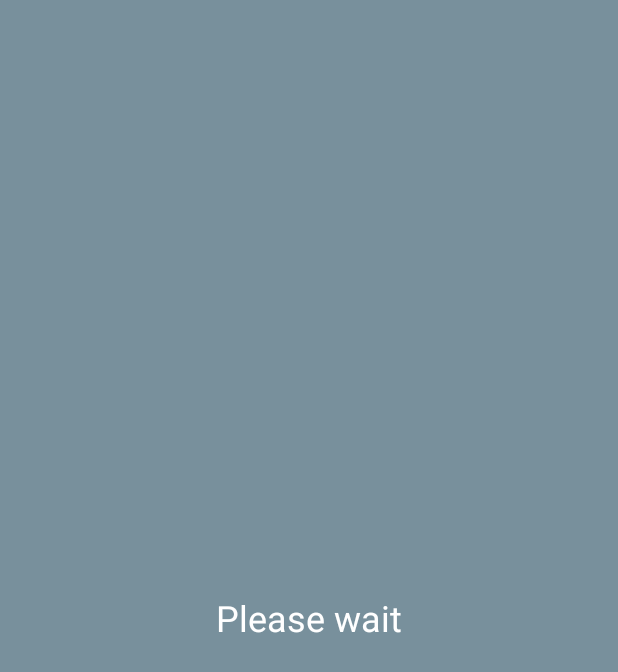
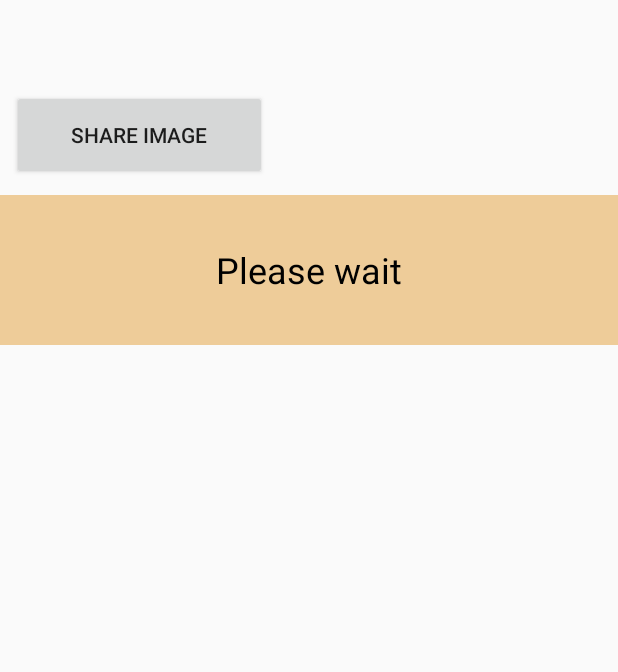
Before and after one commit to Johnnie0177/johnnie-walkietalkie, an Android app: the layout activity_main.xml on its own in the app's theme, with its tools: preview values and no code run, on a phone screen of 412 x 824 dp. Shown: the top 672 px of the screen. Run offline under Robolectric (Android 15) with nearby library versions, the phone set to English and light mode, and no system bars.

Commit message:
Added button to select a picture and send it

```diff
--- a/NearbyConnectionsWalkieTalkie/app/src/main/res/layout/activity_main.xml
+++ b/NearbyConnectionsWalkieTalkie/app/src/main/res/layout/activity_main.xml
@@ -1,47 +1,65 @@
-<FrameLayout xmlns:android="http://schemas.android.com/apk/res/android"
+<RelativeLayout xmlns:android="http://schemas.android.com/apk/res/android"
              android:layout_width="match_parent"
              android:layout_height="match_parent"
              android:keepScreenOn="true">
 
+    <Button
+        android:id="@+id/shareImgBt"
+        android:layout_width="170dp"
+        android:layout_height="60dp"
+        android:layout_alignParentLeft="true"
+        android:layout_alignParentTop="true"
+        android:layout_marginLeft="8dp"
+        android:layout_marginTop="60dp"
+        android:text="Share Image" />
+
+    <TextView
+        android:id="@+id/name"
+        android:layout_width="250dp"
+        android:layout_height="60dp"
+        android:layout_alignParentEnd="true"
+        android:layout_marginTop="60dp"
+        android:layout_marginEnd="10dp"
+        android:layout_marginRight="10dp"
+        android:gravity="top|end"
+        android:padding="10dp"
+        android:textColor="@color/textColor"
+        android:textSize="24sp" />
+
+    <TextView
+        android:id="@+id/current_state"
+        android:layout_width="match_parent"
+        android:layout_height="100dp"
+        android:layout_marginTop="130dp"
+        android:background="@color/state_unknown"
+        android:gravity="center"
+        android:padding="10dp"
+        android:text="@string/status_unknown"
+        android:textColor="@color/textColor"
+        android:textSize="24sp" />
+
     <TextView
         android:id="@+id/previous_state"
         android:layout_width="match_parent"
-        android:layout_height="match_parent"
+        android:layout_height="100dp"
+        android:layout_alignParentEnd="true"
+        android:layout_marginTop="240dp"
         android:gravity="center"
-        android:textSize="24sp"
-        android:padding="10dp"
-        android:textColor="@color/textColor" />
-
-    <TextView
-        android:text="@string/status_unknown"
-        android:id="@+id/current_state"
-        android:layout_width="match_parent"
-        android:layout_height="match_parent"
-        android:gravity="center"
-        android:textSize="24sp"
         android:padding="10dp"
         android:textColor="@color/textColor"
-        android:background="@color/state_unknown"/>
-
-    <TextView
-        android:id="@+id/name"
-        android:layout_width="match_parent"
-        android:layout_height="match_parent"
-        android:gravity="top|end"
-        android:textSize="24sp"
-        android:padding="10dp"
-        android:textColor="@color/textColor" />
+        android:textSize="24sp" />
 
     <TextView
         android:id="@+id/debug_log"
         android:layout_width="match_parent"
-        android:layout_height="wrap_content"
-        android:layout_margin="10dp"
+        android:layout_height="520dp"
+        android:layout_alignParentStart="true"
         android:layout_gravity="bottom"
+        android:layout_marginTop="350dp"
         android:gravity="bottom"
         android:maxLines="10"
         android:scrollbars="vertical"
-        android:textSize="20sp"
-        android:textColor="@color/textColor" />
+        android:textColor="@color/textColor"
+        android:textSize="20sp" />
 
-</FrameLayout>
+</RelativeLayout>
--- a/NearbyConnectionsWalkieTalkie/app/src/main/res/values/colors.xml
+++ b/NearbyConnectionsWalkieTalkie/app/src/main/res/values/colors.xml
@@ -1,16 +1,16 @@
 <?xml version="1.0" encoding="utf-8"?>
 <resources>
-    <color name="colorPrimary">#000000</color>
+    <color name="colorPrimary">#333333</color>
     <color name="colorPrimaryDark">#000000</color>
-    <color name="colorAccent">#66BB6A</color>
+    <color name="colorAccent">#66BB66</color>
 
-    <color name="textColor">#FFFFFF</color>
+    <color name="textColor">#000000</color>
 
-    <color name="state_unknown">#78909C</color>
-    <color name="state_connected">#0097A7</color>
+    <color name="state_unknown">#EECC99</color>
+    <color name="state_connected">#0099AA</color>
 
-    <color name="log_verbose">#FFFFFF</color>
-    <color name="log_debug">#EEEEEE</color>
-    <color name="log_warning">#E57373</color>
-    <color name="log_error">#F44336</color>
+    <color name="log_verbose">#444444</color>
+    <color name="log_debug">#444444</color>
+    <color name="log_warning">#EE7777</color>
+    <color name="log_error">#FF4444</color>
 </resources>
```
Also changed, not shown: NearbyConnectionsWalkieTalkie/app/src/main/java/com/google/location/nearby/apps/walkietalkie/ConnectionsActivity.java (+11 -3 lines), 2 other files.
